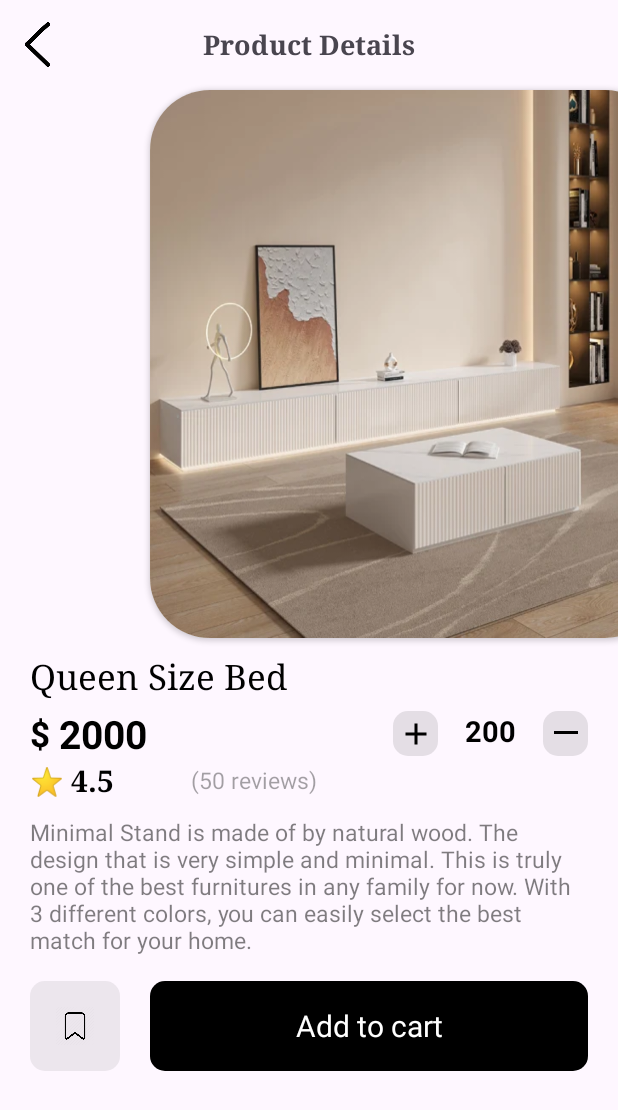
After one commit to nguyendung190704/ASM_Ph35067_Kotlin, an Android app: the layout ctsanpham_screen.xml on its own in the app's theme, with its tools: preview values and no code run, on a phone screen of 412 x 824 dp. The commit adds this screen. Shown: the top 1110 px of the screen. Run offline under Robolectric (Android 15) with nearby library versions, the phone set to English and light mode, and no system bars.

Commit message:
product details screen

```diff
--- /dev/null
+++ b/app/src/main/res/drawable/baseline_add_24.xml
@@ -0,0 +1,5 @@
+<vector android:height="24dp" android:tint="#000000"
+    android:viewportHeight="24" android:viewportWidth="24"
+    android:width="24dp" xmlns:android="http://schemas.android.com/apk/res/android">
+    <path android:fillColor="@android:color/white" android:pathData="M19,13h-6v6h-2v-6H5v-2h6V5h2v6h6v2z"/>
+</vector>
--- /dev/null
+++ b/app/src/main/res/drawable/baseline_arrow_right_alt_24.xml
@@ -0,0 +1,5 @@
+<vector android:autoMirrored="true" android:height="24dp"
+    android:tint="#000000" android:viewportHeight="24"
+    android:viewportWidth="24" android:width="24dp" xmlns:android="http://schemas.android.com/apk/res/android">
+    <path android:fillColor="@android:color/white" android:pathData="M20,12L20.00,15V12H4V10h12.01L20,10z"/>
+</vector>
--- /dev/null
+++ b/app/src/main/res/drawable/border1.xml
@@ -0,0 +1,9 @@
+<?xml version="1.0" encoding="utf-8"?>
+<shape xmlns:android="http://schemas.android.com/apk/res/android"
+    android:shape="rectangle">
+    <corners android:radius="10dp" />
+    <size android:width="70dp"
+        android:height="70dp"/>
+    <gradient android:startColor="#12000000"
+        android:endColor="#12000000"/>
+</shape>
--- /dev/null
+++ b/app/src/main/res/drawable/border2.xml
@@ -0,0 +1,9 @@
+<?xml version="1.0" encoding="utf-8"?>
+<shape xmlns:android="http://schemas.android.com/apk/res/android"
+    android:shape="rectangle">
+    <corners android:radius="10dp" />
+    <size android:width="70dp"
+        android:height="70dp"/>
+    <gradient android:startColor="#000000"
+        android:endColor="#000000"/>
+</shape>
--- /dev/null
+++ b/app/src/main/res/drawable/borderadd.xml
@@ -0,0 +1,9 @@
+<?xml version="1.0" encoding="utf-8"?>
+<shape xmlns:android="http://schemas.android.com/apk/res/android"
+    android:shape="rectangle">
+    <corners android:radius="10dp" />
+    <size android:width="20dp"
+        android:height="20dp"/>
+    <gradient android:startColor="#1A000000"
+        android:endColor="#1A000000"/>
+</shape>
--- a/app/src/main/res/layout/boarding_screen.xml
+++ b/app/src/main/res/layout/boarding_screen.xml
@@ -39,15 +39,16 @@
         android:lineSpacingExtra="8dp"
 
     />
-    <Button
+    <TextView
         android:layout_width="200dp"
         android:layout_height="70dp"
         android:text="Get Started"
         android:fontFamily="serif"
-        android:textSize="20dp"
+        android:textSize="25dp"
+        android:gravity="center"
+        android:textColor="@color/white"
         android:layout_gravity="center_horizontal"
-        android:backgroundTint="@color/black"
-
+        android:background="@drawable/border2"
         />
 
 
--- /dev/null
+++ b/app/src/main/res/layout/ctsanpham_screen.xml
@@ -0,0 +1,189 @@
+<?xml version="1.0" encoding="utf-8"?>
+<LinearLayout xmlns:android="http://schemas.android.com/apk/res/android"
+    android:layout_width="match_parent"
+    android:layout_height="match_parent"
+    xmlns:app="http://schemas.android.com/apk/res-auto"
+    android:orientation="vertical">
+    <LinearLayout
+        android:layout_width="match_parent"
+        android:layout_height="60dp"
+        android:orientation="horizontal"
+        >
+        <ImageView
+            android:layout_width="30dp"
+            android:layout_height="30dp"
+            android:src="@drawable/img_14"
+            android:layout_marginLeft="10dp"
+            android:layout_gravity="center_vertical"/>
+        <TextView
+            android:layout_width="match_parent"
+            android:layout_height="wrap_content"
+            android:fontFamily="serif"
+            android:textStyle="bold"
+            android:textSize="18dp"
+            android:layout_gravity="center_vertical"
+            android:layout_marginRight="40dp"
+            android:gravity="center"
+            android:text="Product Details"/>
+    </LinearLayout>
+    <androidx.cardview.widget.CardView
+        android:layout_width="343dp"
+        android:layout_height="365dp"
+        app:cardCornerRadius="40dp"
+        android:layout_marginLeft="100dp"
+        android:layout_marginBottom="10dp">
+
+        <ImageView
+            android:layout_width="312dp"
+            android:layout_height="match_parent"
+            android:src="@drawable/img_15"
+            android:scaleType="fitXY"/>
+    </androidx.cardview.widget.CardView>
+    <LinearLayout
+        android:layout_width="match_parent"
+        android:layout_height="wrap_content"
+        android:layout_marginLeft="20dp"
+        android:layout_marginRight="20dp"
+        android:orientation="vertical"
+        >
+        <TextView
+            android:layout_width="wrap_content"
+            android:layout_height="wrap_content"
+            android:fontFamily="serif"
+            android:textSize="23dp"
+            android:textColor="@color/black"
+            android:text="Queen Size Bed"
+            android:layout_marginBottom="5dp"
+            />
+        <LinearLayout
+            android:layout_width="match_parent"
+            android:layout_height="wrap_content"
+            android:orientation="horizontal"
+            android:gravity="center_vertical">
+            <TextView
+                android:layout_width="wrap_content"
+                android:layout_height="wrap_content"
+                android:textSize="23dp"
+                android:textColor="@color/black"
+                android:text="$ "
+                android:textStyle="bold"
+                />
+            <TextView
+                android:layout_width="wrap_content"
+                android:layout_height="wrap_content"
+                android:textSize="26dp"
+                android:textColor="@color/black"
+                android:text="2000"
+                android:textStyle="bold"
+                />
+            <LinearLayout
+                android:layout_width="match_parent"
+                android:layout_height="wrap_content"
+                android:gravity="end"
+                >
+                <ImageButton
+                    android:layout_width="30dp"
+                    android:layout_height="30dp"
+                    android:src="@drawable/baseline_add_24"
+                    android:background="@drawable/borderadd"
+                    />
+                <TextView
+                    android:layout_width="70dp"
+                    android:layout_height="wrap_content"
+                    android:textSize="19dp"
+                    android:textColor="@color/black"
+                    android:text="200"
+                    android:textStyle="bold"
+                    android:gravity="center"
+                    />
+                <ImageButton
+                    android:layout_width="30dp"
+                    android:layout_height="30dp"
+                    android:src="@drawable/baseline_arrow_right_alt_24"
+                    android:background="@drawable/borderadd"
+                    />
+            </LinearLayout>
+
+        </LinearLayout>
+        <LinearLayout
+            android:layout_width="match_parent"
+            android:layout_height="wrap_content"
+            android:orientation="horizontal"
+            android:gravity="center_vertical">
+            <TextView
+                android:layout_width="wrap_content"
+                android:layout_height="wrap_content"
+                android:textSize="18dp"
+                android:textColor="@color/black"
+                android:text="⭐ "
+                android:textStyle="bold"
+                />
+            <TextView
+                android:layout_width="80dp"
+                android:layout_height="wrap_content"
+                android:textSize="20dp"
+                android:textColor="@color/black"
+                android:text="4.5"
+                android:fontFamily="serif"
+                android:textStyle="bold"
+                />
+            <LinearLayout
+                android:layout_width="wrap_content"
+                android:layout_height="wrap_content"
+                >
+                <TextView
+                    android:layout_width="wrap_content"
+                    android:layout_height="wrap_content"
+                    android:textSize="15dp"
+                    android:textColor="#5C000000"
+                    android:text="("/>
+                <TextView
+                    android:layout_width="wrap_content"
+                    android:layout_height="wrap_content"
+                    android:textSize="15dp"
+                    android:textColor="#5C000000"
+
+                    android:text="50 reviews"/>
+                <TextView
+                    android:layout_width="wrap_content"
+                    android:layout_height="wrap_content"
+                    android:textSize="15dp"
+                    android:textColor="#5C000000"
+
+                    android:text=")"/>
+            </LinearLayout>
+        </LinearLayout>
+        <TextView
+            android:layout_width="wrap_content"
+            android:layout_height="110dp"
+            android:textSize="15dp"
+            android:layout_marginTop="10dp"
+            android:textColor="#80000000"
+            android:text="Minimal Stand is made of by natural wood. The design that is very simple and minimal. This is truly one of the best furnitures in any family for now. With 3 different colors, you can easily select the best match for your home. "
+            />
+        <LinearLayout
+            android:layout_width="match_parent"
+            android:layout_height="60dp"
+            android:orientation="horizontal">
+            <ImageButton
+                android:layout_width="60dp"
+                android:layout_height="60dp"
+                android:src="@drawable/img_4"
+                android:padding="17dp"
+                android:background="@drawable/border1"
+                android:scaleType="fitXY"
+                android:layout_marginRight="20dp"/>
+            <TextView
+                android:layout_width="match_parent"
+                android:layout_height="60dp"
+                android:gravity="center"
+                android:textColor="@color/white"
+                android:text="Add to cart"
+                android:textSize="20dp"
+                android:backgroundTint="@color/black"
+                android:background="@drawable/border2"/>
+        </LinearLayout>
+    </LinearLayout>
+
+
+</LinearLayout>
--- a/app/src/main/res/layout/login_screen.xml
+++ b/app/src/main/res/layout/login_screen.xml
@@ -71,13 +71,15 @@
             android:textSize="20dp"
             android:layout_marginBottom="20dp"
             />
-        <Button
+        <TextView
             android:layout_width="300dp"
             android:layout_height="60dp"
             android:text="Log in"
             android:textSize="20dp"
+            android:gravity="center"
+            android:textColor="@color/white"
             android:layout_gravity="center_horizontal"
-            android:backgroundTint="@color/black"
+            android:background="@drawable/border2"
             android:layout_marginBottom="20dp"
 
             />
--- a/app/src/main/res/layout/signup_screen.xml
+++ b/app/src/main/res/layout/signup_screen.xml
@@ -67,13 +67,15 @@
             android:layout_marginLeft="30dp"
             android:layout_marginBottom="20dp"
             />
-        <Button
+        <TextView
             android:layout_width="300dp"
             android:layout_height="60dp"
-            android:text="SIGN UP"
+            android:text="Sign up"
             android:textSize="20dp"
+            android:background="@drawable/border2"
+            android:gravity="center"
+            android:textColor="@color/white"
             android:layout_gravity="center_horizontal"
-            android:backgroundTint="@color/black"
             android:layout_marginBottom="20dp"
 
             />
```
Also changed, not shown: app/src/main/res/drawable/img_14.png (added), app/src/main/res/drawable/img_15.png (added).
